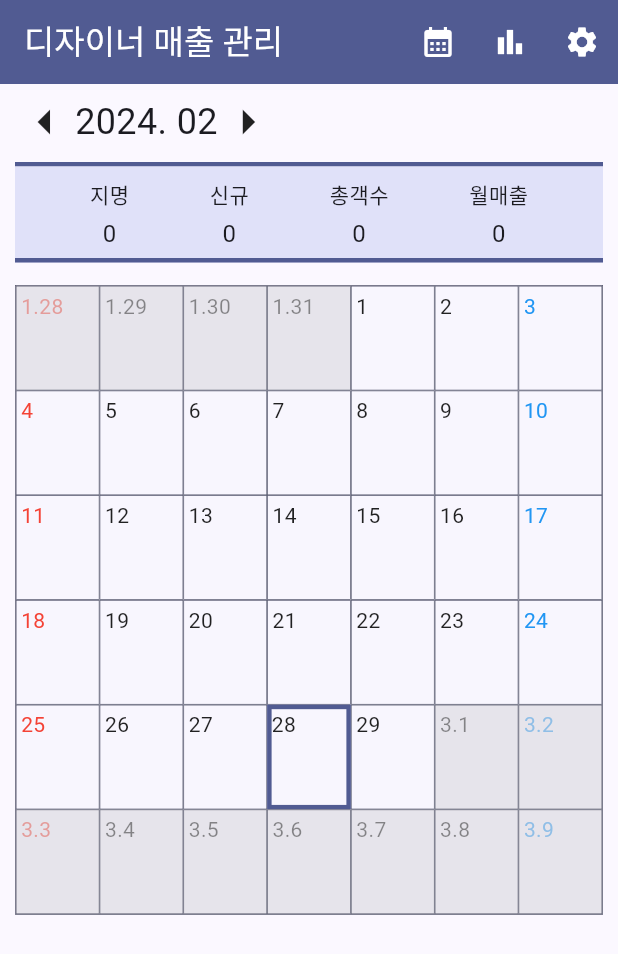
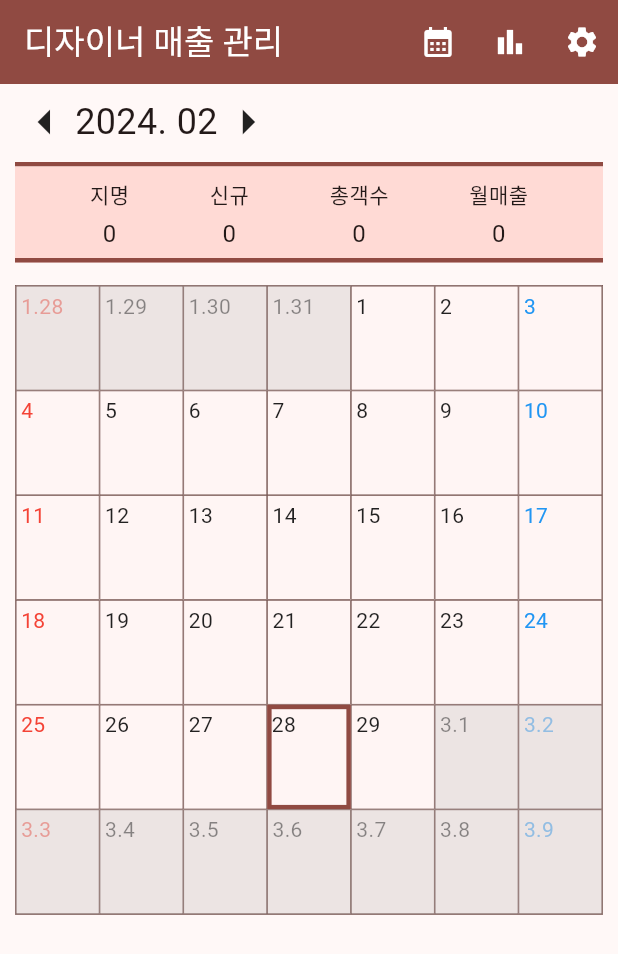
Before and after one commit to kanggo1111/hair_designer_sales_manage2, a Flutter app: the MainView screen opened directly, on a phone screen of 412 x 824 dp. Shown: the top 954 px of the screen. Run offline on Flutter 3.47's test engine with Material 3 defaults, Android fonts, the phone set to English and light mode, and no system bars; our stand-ins replace cloud_firestore, currency_text_input_formatter, firebase_auth, firebase_core, get; missing offline and left inert: back_button_interceptor; accounts and stored records are empty; network calls fail.

Commit message:
[devel] save/load color theme
Deatails:
save/load color theme

```diff
--- /dev/null
+++ b/lib/controller/settings_controller.dart
@@ -0,0 +1,135 @@
+import 'package:firebase_auth/firebase_auth.dart';
+import 'package:cloud_firestore/cloud_firestore.dart';
+import 'package:flutter/material.dart';
+import 'package:get/get.dart';
+import 'package:hair_designer_sales_manage2/model/my_settings.dart';
+
+class SettingsController extends GetxController {
+  MySettings _settings = MySettings();
+  final FirebaseAuth authentication = FirebaseAuth.instance;
+  late final user = authentication.currentUser;
+
+  MySettings get settings => _settings;
+
+  SettingsController(){
+    fetchSettings();
+  }
+
+
+  List<String> colorList = ['brown',
+    'pink',
+    'pinkAccent',
+    'red',
+    'redAccent',
+    'deepOrange',
+    'deepOrangeAccent',
+    'orange',
+    'orangeAccent',
+    'amber',
+    'amberAccent',
+    'yellow',
+    'yellowAccent',
+    'lime',
+    'limeAccent',
+    'lightGreen',
+    'lightGreenAccent',
+    'green',
+    'greenAccent',
+    'teal',
+    'tealAccent',
+    'cyan',
+    'cyanAccent',
+    'lightBlue',
+    'lightBlueAccent',
+    'blue',
+    'blueAccent',
+    'indigo',
+    'indigoAccent',
+    'blueGrey',
+    'purple',
+    'purpleAccent',
+    'deepPurple',
+    'deepPurpleAccent',
+    'grey',
+    'white',
+    'black'
+  ];
+  Map<String, Color> colorMap = {
+    'brown': Colors.brown,
+    'pink': Colors.pink,
+    'pinkAccent': Colors.pinkAccent,
+    'red': Colors.red,
+    'redAccent': Colors.redAccent,
+    'deepOrange': Colors.deepOrange,
+    'deepOrangeAccent': Colors.deepOrangeAccent,
+    'orange': Colors.orange,
+    'orangeAccent': Colors.orangeAccent,
+    'amber': Colors.amber,
+    'amberAccent': Colors.amberAccent,
+    'yellow': Colors.yellow,
+    'yellowAccent': Colors.yellowAccent,
+    'lime': Colors.lime,
+    'limeAccent': Colors.limeAccent,
+    'lightGreen': Colors.lightGreen,
+    'lightGreenAccent': Colors.lightGreenAccent,
+    'green': Colors.green,
+    'greenAccent': Colors.greenAccent,
+    'teal': Colors.teal,
+    'tealAccent': Colors.tealAccent,
+    'cyan': Colors.cyan,
+    'cyanAccent': Colors.cyanAccent,
+    'lightBlue': Colors.lightBlue,
+    'lightBlueAccent': Colors.lightBlueAccent,
+    'blue': Colors.blue,
+    'blueAccent': Colors.blueAccent,
+    'indigo': Colors.indigo,
+    'indigoAccent': Colors.indigoAccent,
+    'blueGrey': Colors.blueGrey,
+    'purple': Colors.purple,
+    'purpleAccent': Colors.purpleAccent,
+    'deepPurple': Colors.deepPurple,
+    'deepPurpleAccent': Colors.deepPurpleAccent,
+    'grey': Colors.grey,
+    'white': Colors.white,
+    'black': Colors.black,
+  };
+
+  Color getColor(String colorName){
+    return colorMap[colorName]!;
+  }
+
+  void fetchSettings() async {
+    try {
+      DocumentSnapshot<dynamic> snapshots =  await FirebaseFirestore.instance
+          .collection('item')
+          .doc(user!.uid)
+          .collection('settings')
+          .doc(user!.uid)
+          .get();
+
+      if(snapshots != null){
+        _settings = MySettings.fromJson(snapshots);
+      }
+    } on Exception catch (e) {
+      // TODO
+    }
+  }
+
+  void writeSettings(Map<String, dynamic> newSetting) async {
+    Map<String, dynamic> jsonSettings= _settings.toJson();
+
+    for(String key in newSetting.keys){
+      jsonSettings[key] = newSetting[key];
+    }
+    _settings = MySettings.fromJson(jsonSettings);
+
+    await FirebaseFirestore.instance
+        .collection('item')
+        .doc(user!.uid)
+        .collection('settings')
+        .doc(user!.uid)
+        .set(_settings.toJson());
+
+    update();
+  }
+}
--- /dev/null
+++ b/lib/model/my_settings.dart
@@ -0,0 +1,22 @@
+/// color : "indigo"
+
+class MySettings {
+  MySettings({
+      String? color,}){
+    _color = color;
+}
+
+  MySettings.fromJson(dynamic json) {
+    _color = json['color'];
+  }
+  String? _color;
+
+  String? get color => _color;
+
+  Map<String, dynamic> toJson() {
+    final map = <String, dynamic>{};
+    map['color'] = _color;
+    return map;
+  }
+
+}
```
Also changed, not shown: lib/main.dart (+14 -1 lines), lib/view/settings.dart (+50 -9 lines), lib/theme.dart (deleted), 1 other file.
